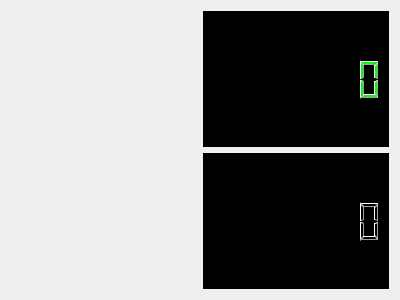
First picture: the form in qt-08/widget.ui, repository franzboard/cpp-tutorial, before the edit.
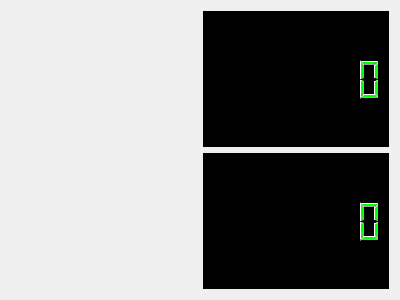
Second picture: the form after the edit.

Diff of the .ui file:
```diff
--- a/qt-08/widget.ui
+++ b/qt-08/widget.ui
@@ -43,7 +43,7 @@
    <item row="1" column="1">
     <widget class="QLCDNumber" name="temp2">
      <property name="styleSheet">
-      <string notr="true">color: rgb(0, 254 6);
+      <string notr="true">color: rgb(0, 255, 0);
 background-color: rgb(0, 0, 0);</string>
      </property>
      <property name="digitCount">
```
